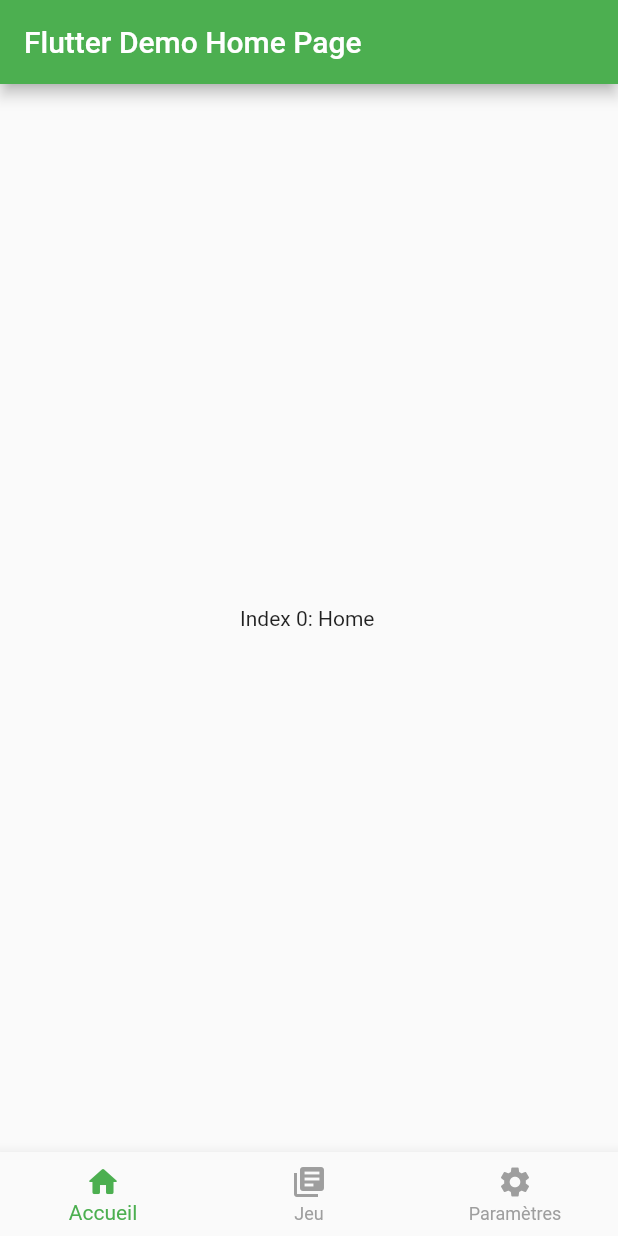
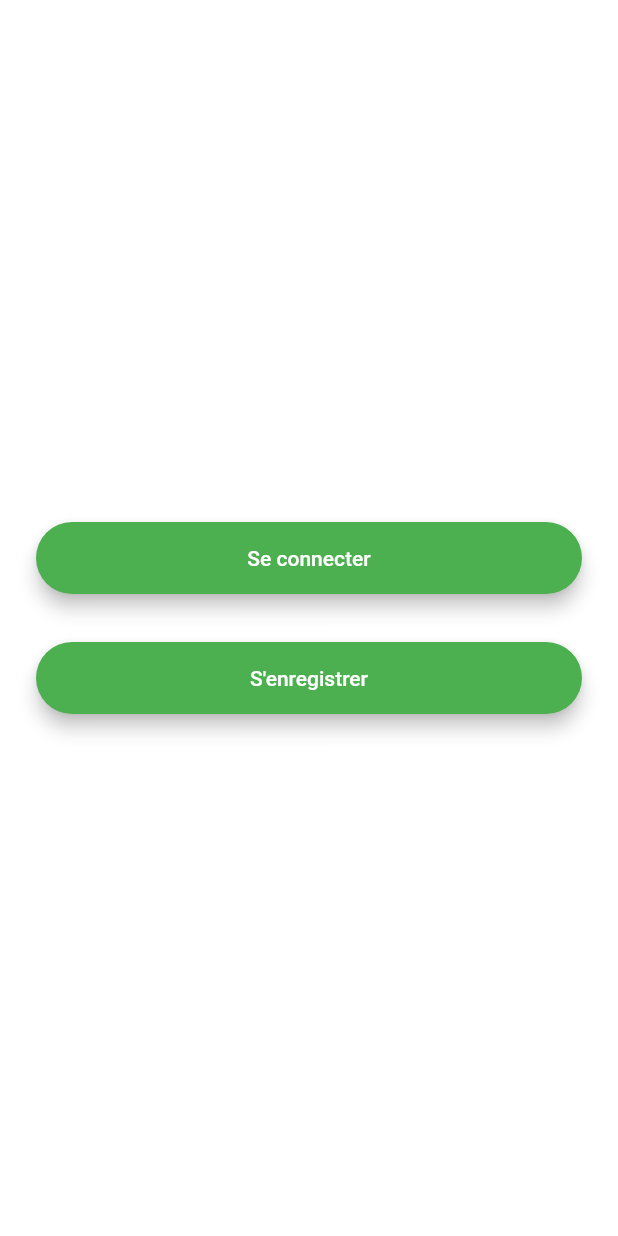
Before and after one commit to LeonardFavre95/jeu_de_loi, a Flutter app: the screen it shows after launch, on a phone screen of 412 x 824 dp. Run offline on Flutter 3.47's test engine with Material 2 defaults, Android fonts, the phone set to English and light mode, and no system bars; our stand-ins replace firebase_auth, firebase_core, modal_progress_hud_nsn; accounts and stored records are empty.

Commit message:
screen on connection

```diff
--- /dev/null
+++ b/lib/button/rounded_button.dart
@@ -0,0 +1,31 @@
+import 'package:flutter/material.dart';
+
+class RoundedButton extends StatelessWidget {
+  RoundedButton(
+      {required this.colour, required this.title, required this.onPressed});
+  final Color colour;
+  final String title;
+  final VoidCallback onPressed;
+  @override
+  Widget build(BuildContext context) {
+    return Padding(
+      padding: EdgeInsets.symmetric(vertical: 16.0),
+      child: Material(
+        elevation: 5.0,
+        color: colour,
+        borderRadius: BorderRadius.circular(30.0),
+        child: MaterialButton(
+          onPressed: onPressed,
+          //onPressed()
+          //Go to login screen.
+          minWidth: 200.0,
+          height: 42.0,
+          child: Text(
+            title,
+            style: TextStyle(color: Colors.white),
+          ),
+        ),
+      ),
+    );
+  }
+}
--- a/lib/main.dart
+++ b/lib/main.dart
@@ -7,19 +7,56 @@ import 'package:flutter/material.dart';
 import 'package:firebase_core/firebase_core.dart';
 import 'firebase_options.dart';
 import 'package:firebase_auth/firebase_auth.dart';
+import 'screen/welcome_screen.dart';
+import 'Screen/home_screen.dart';
+import 'Screen/login_screen.dart';
+import 'Screen/registration_screen.dart';
 
-void main() {
+void main() async {
+  //Connexion à Firebase
+  WidgetsFlutterBinding.ensureInitialized();
+  await Firebase.initializeApp(
+    options: DefaultFirebaseOptions.currentPlatform,
+  );
   runApp(const MyApp());
 }
 
-class MyApp extends StatelessWidget {
+class MyApp extends StatefulWidget {
   const MyApp({Key? key}) : super(key: key);
+  @override
+  _MyAppState createState() => _MyAppState();
+}
+
+class _MyAppState extends State<MyApp> {
+  final _auth = FirebaseAuth.instance;
+  final String title = "Jeu de Loi";
+  User? loggedinUser;
+  late final String initalRoute;
+
+  @override
+  void initState() {
+    getCurrentUser();
+    super.initState();
+  }
+
+  void getCurrentUser() async {
+    try {
+      final user = _auth.currentUser;
+      if (user != null) {
+        loggedinUser = user;
+        initalRoute = "home_screen";
+      }
+      initalRoute = "welcome_screen";
+    } catch (e) {
+      print(e);
+    }
+  }
 
   // This widget is the root of your application.
   @override
   Widget build(BuildContext context) {
     return MaterialApp(
-      title: 'Flutter Demo',
+      title: title,
       theme: ThemeData(
         // This is the theme of your application.
         //
@@ -32,103 +69,16 @@ class MyApp extends StatelessWidget {
         // is not restarted.
         primarySwatch: Colors.green,
       ),
-      home: const MyHomePage(title: 'Flutter Demo Home Page'),
+      initialRoute: initalRoute,
+      //initialRoute: 'welcome_screen',
+      routes: {
+        'welcome_screen': (context) => WelcomeScreen(),
+        'registration_screen': (context) => RegistrationScreen(),
+        'login_screen': (context) => LoginScreen(),
+        'home_screen': (context) => HomeScreen(
+              title: title,
+            )
+      },
     );
   }
 }
-
-class MyHomePage extends StatefulWidget {
-  const MyHomePage({Key? key, required this.title}) : super(key: key);
-
-  // This widget is the home page of your application. It is stateful, meaning
-  // that it has a State object (defined below) that contains fields that affect
-  // how it looks.
-
-  // This class is the configuration for the state. It holds the values (in this
-  // case the title) provided by the parent (in this case the App widget) and
-  // used by the build method of the State. Fields in a Widget subclass are
-  // always marked "final".
-
-  final String title;
-
-  @override
-  State<MyHomePage> createState() => _MyHomePageState();
-}
-
-class _MyHomePageState extends State<MyHomePage> {
-  int _selectedIndex = 0;
-
-  final List<Widget> _items = [
-    const Text(
-      'Index 0: Home',
-    ),
-    const Text(
-      'Index 1: Profile',
-    ),
-    const Text(
-      'Index 2: Shop',
-    ),
-  ];
-  // void _incrementCounter() {
-  //   setState(() {
-  //     // This call to setState tells the Flutter framework that something has
-  //     // changed in this State, which causes it to rerun the build method below
-  //     // so that the display can reflect the updated values. If we changed
-  //     // _counter without calling setState(), then the build method would not be
-  //     // called again, and so nothing would appear to happen.
-
-  //   });
-  // }
-
-  @override
-  Widget build(BuildContext context) {
-    // This method is rerun every time setState is called
-    //
-    // The Flutter framework has been optimized to make rerunning build methods
-    // fast, so that you can just rebuild anything that needs updating rather
-    // than having to individually change instances of widgets.
-    return Scaffold(
-      appBar: AppBar(
-        // Here we take the value from the MyHomePage object that was created by
-        // the App.build method, and use it to set our appbar title.
-        title: Text(widget.title),
-      ),
-      body: Center(
-          child: IndexedStack(
-              index: _selectedIndex,
-              children: _items) //_items.elementAt(_index)
-          ),
-      bottomNavigationBar: _showBottomNav(),
-    );
-  }
-
-// https://api.flutter.dev/flutter/material/BottomNavigationBar-class.html
-
-  Widget _showBottomNav() {
-    return BottomNavigationBar(
-      items: [
-        BottomNavigationBarItem(
-          icon: Icon(Icons.home_rounded),
-          label: 'Accueil',
-        ),
-        BottomNavigationBarItem(
-          icon: Icon(Icons.library_books),
-          label: 'Jeu',
-        ),
-        BottomNavigationBarItem(
-          icon: Icon(Icons.settings),
-          label: 'Paramètres',
-        ),
-      ],
-      currentIndex: _selectedIndex,
-      selectedItemColor: Colors.green,
-      unselectedItemColor: Colors.grey,
-      onTap: _onTap,
-    );
-  }
-
-  void _onTap(int index) {
-    _selectedIndex = index;
-    setState(() {});
-  }
-}
--- /dev/null
+++ b/lib/screen/welcome_screen.dart
@@ -0,0 +1,36 @@
+import 'package:flutter/material.dart';
+import 'package:jeu_de_loi/button/rounded_button.dart';
+
+class WelcomeScreen extends StatefulWidget {
+  @override
+  _WelcomeScreenState createState() => _WelcomeScreenState();
+}
+
+class _WelcomeScreenState extends State<WelcomeScreen> {
+  @override
+  Widget build(BuildContext context) {
+    return Scaffold(
+        backgroundColor: Colors.white,
+        body: Padding(
+          padding: EdgeInsets.symmetric(horizontal: 24.0),
+          child: Column(
+              mainAxisAlignment: MainAxisAlignment.center,
+              crossAxisAlignment: CrossAxisAlignment.stretch,
+              children: <Widget>[
+                RoundedButton(
+                  colour: Colors.green,
+                  title: 'Se connecter',
+                  onPressed: () {
+                    Navigator.pushNamed(context, 'login_screen');
+                  },
+                ),
+                RoundedButton(
+                    colour: Colors.green,
+                    title: 'S\'enregistrer',
+                    onPressed: () {
+                      Navigator.pushNamed(context, 'registration_screen');
+                    }),
+              ]),
+        ));
+  }
+}
--- a/pubspec.yaml
+++ b/pubspec.yaml
@@ -36,6 +36,7 @@ dependencies:
   cupertino_icons: ^1.0.2
   firebase_core: ^1.17.1
   firebase_auth: ^3.3.20
+  modal_progress_hud_nsn: ^0.2.1
 
 dev_dependencies:
   flutter_test:
```
Also changed, not shown: lib/screen/registration_screen.dart (added, +98 -0 lines), lib/firebase_options.dart, pubspec.lock, 9 other files.
